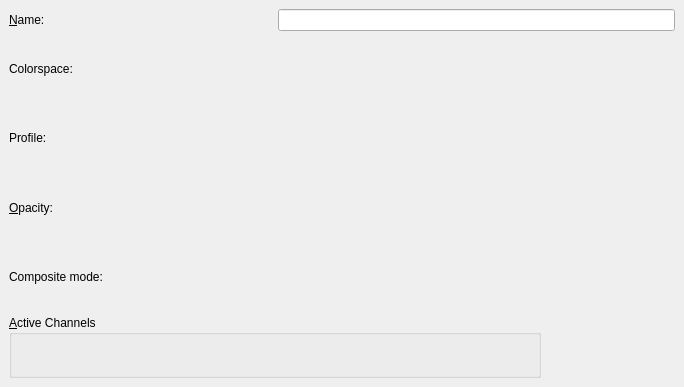
Qt form krita/ui/forms/wdglayerproperties.ui (KDE/krita) before a commit.
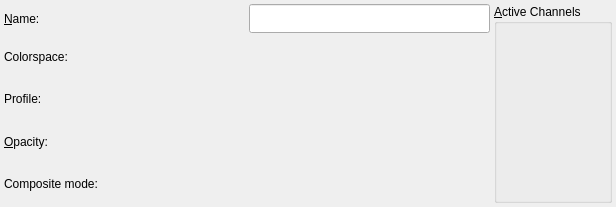
The same form after that commit. Custom widgets are drawn as their Qt base class.

```diff
--- a/krita/ui/forms/wdglayerproperties.ui
+++ b/krita/ui/forms/wdglayerproperties.ui
@@ -5,19 +5,19 @@
    <rect>
     <x>0</x>
     <y>0</y>
-    <width>684</width>
-    <height>387</height>
+    <width>616</width>
+    <height>207</height>
    </rect>
   </property>
-  <layout class="QGridLayout" >
-   <property name="margin" >
-    <number>9</number>
-   </property>
-   <property name="spacing" >
-    <number>6</number>
-   </property>
-   <item row="0" column="0" colspan="2" >
     <widget class="QLabel" name="textLabel1" >
+   <property name="geometry" >
+    <rect>
+     <x>4</x>
+     <y>4</y>
+     <width>118</width>
+     <height>29</height>
+    </rect>
+   </property>
      <property name="text" >
       <string>&amp;Name:</string>
      </property>
@@ -25,9 +25,15 @@
       <cstring>editName</cstring>
      </property>
     </widget>
-   </item>
-   <item row="3" column="0" >
     <widget class="QLabel" name="textLabel3" >
+   <property name="geometry" >
+    <rect>
+     <x>4</x>
+     <y>122</y>
+     <width>118</width>
+     <height>39</height>
+    </rect>
+   </property>
      <property name="text" >
       <string>&amp;Opacity:</string>
      </property>
@@ -35,45 +41,104 @@
       <cstring>intOpacity</cstring>
      </property>
     </widget>
-   </item>
-   <item row="4" column="0" colspan="3" >
     <widget class="QLabel" name="textLabel4" >
+   <property name="geometry" >
+    <rect>
+     <x>4</x>
+     <y>165</y>
+     <width>118</width>
+     <height>38</height>
+    </rect>
+   </property>
      <property name="text" >
       <string>Composite mode:</string>
      </property>
     </widget>
-   </item>
-   <item row="4" column="3" colspan="2" >
-    <widget class="KisCmbComposite" native="1" name="cmbComposite" />
-   </item>
-   <item row="3" column="1" colspan="4" >
-    <widget class="KisIntSpinbox" native="1" name="intOpacity" />
-   </item>
-   <item row="2" column="0" >
+  <widget class="KisCmbComposite" native="1" name="cmbComposite" >
+   <property name="geometry" >
+    <rect>
+     <x>371</x>
+     <y>165</y>
+     <width>119</width>
+     <height>38</height>
+    </rect>
+   </property>
+  </widget>
+  <widget class="KisIntSpinbox" native="1" name="intOpacity" >
+   <property name="geometry" >
+    <rect>
+     <x>126</x>
+     <y>122</y>
+     <width>364</width>
+     <height>39</height>
+    </rect>
+   </property>
+  </widget>
     <widget class="QLabel" name="textLabel1_2" >
+   <property name="geometry" >
+    <rect>
+     <x>4</x>
+     <y>80</y>
+     <width>118</width>
+     <height>38</height>
+    </rect>
+   </property>
      <property name="text" >
       <string>Profile:</string>
      </property>
     </widget>
-   </item>
-   <item row="2" column="2" colspan="3" >
-    <widget class="SqueezedComboBox" native="1" name="cmbProfile" />
-   </item>
-   <item row="1" column="2" colspan="3" >
-    <widget class="KisCmbIDList" native="1" name="cmbColorSpaces" />
-   </item>
-   <item row="0" column="2" colspan="3" >
-    <widget class="QLineEdit" name="editName" />
-   </item>
-   <item row="1" column="0" colspan="2" >
+  <widget class="SqueezedComboBox" native="1" name="cmbProfile" >
+   <property name="geometry" >
+    <rect>
+     <x>249</x>
+     <y>80</y>
+     <width>241</width>
+     <height>38</height>
+    </rect>
+   </property>
+  </widget>
+  <widget class="KisCmbIDList" native="1" name="cmbColorSpaces" >
+   <property name="geometry" >
+    <rect>
+     <x>249</x>
+     <y>37</y>
+     <width>241</width>
+     <height>39</height>
+    </rect>
+   </property>
+  </widget>
+  <widget class="QLineEdit" name="editName" >
+   <property name="geometry" >
+    <rect>
+     <x>249</x>
+     <y>4</y>
+     <width>241</width>
+     <height>29</height>
+    </rect>
+   </property>
+  </widget>
     <widget class="QLabel" name="textLabel2" >
+   <property name="geometry" >
+    <rect>
+     <x>4</x>
+     <y>37</y>
+     <width>118</width>
+     <height>39</height>
+    </rect>
+   </property>
      <property name="text" >
       <string>Colorspace:</string>
      </property>
     </widget>
-   </item>
-   <item row="5" column="0" colspan="4" >
     <widget class="QGroupBox" name="grpActiveChannels" >
+   <property name="geometry" >
+    <rect>
+     <x>494</x>
+     <y>4</y>
+     <width>118</width>
+     <height>199</height>
+    </rect>
+   </property>
      <property name="toolTip" >
       <string>Select the set of active channels.</string>
      </property>
@@ -84,8 +149,6 @@
       <string>&amp;Active Channels</string>
      </property>
     </widget>
-   </item>
-  </layout>
  </widget>
  <layoutdefault spacing="6" margin="11" />
  <customwidgets>
```
Lines whose indentation alone changed are shown as unchanged.
